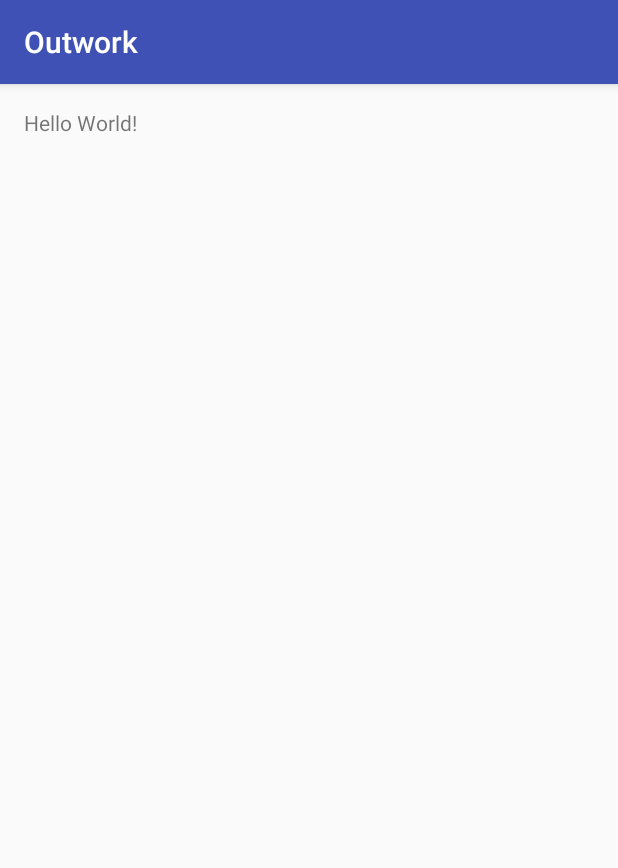
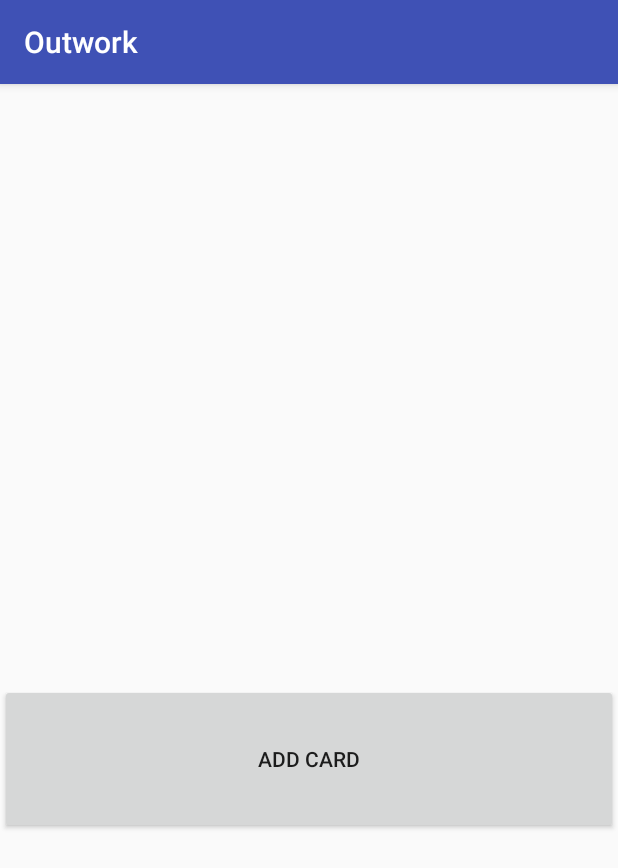
Before and after one commit to Serilleous/outWork, an Android app: the screen it shows after launch (WorkoutActivity), on a phone screen of 412 x 824 dp. Shown: the top 868 px of the screen. Run offline under Robolectric (Android 15) with nearby library versions, the phone set to English and light mode, and no system bars.

Commit message:
first working button/list

```diff
--- a/app/build.gradle
+++ b/app/build.gradle
@@ -23,4 +23,5 @@ dependencies {
     compile fileTree(dir: 'libs', include: ['*.jar'])
     testCompile 'junit:junit:4.12'
     compile 'com.android.support:appcompat-v7:23.1.1'
+    compile 'com.android.support:recyclerview-v7:23.1.1'
 }
--- a/app/src/main/AndroidManifest.xml
+++ b/app/src/main/AndroidManifest.xml
@@ -8,7 +8,7 @@
         android:label="@string/app_name"
         android:supportsRtl="true"
         android:theme="@style/AppTheme">
-        <activity android:name=".WorkoutActivity">
+        <activity android:name=".Workout.WorkoutActivity">
             <intent-filter>
                 <action android:name="android.intent.action.MAIN" />
 
--- /dev/null
+++ b/app/src/main/java/com/ironferret/outwork/Workout/ExerciseSetRecyclerViewAdapter.java
@@ -0,0 +1,49 @@
+package com.ironferret.outwork.Workout;
+
+import android.support.v7.widget.RecyclerView;
+import android.view.LayoutInflater;
+import android.view.View;
+import android.view.ViewGroup;
+import android.widget.TextView;
+
+import com.ironferret.outwork.Data.ExerciseSet;
+import com.ironferret.outwork.R;
+
+import java.util.ArrayList;
+import java.util.List;
+
+/**
+ * Created by serilleous on 2/27/2016.
+ */
+public class ExerciseSetRecyclerViewAdapter extends RecyclerView.Adapter<ExerciseSetViewHolder> {
+    List<ExerciseSet> mExerciseSets;
+    static int value = 0;
+
+    @Override
+    public ExerciseSetViewHolder onCreateViewHolder(ViewGroup parent, int viewType) {
+        View view = LayoutInflater
+                .from(parent.getContext())
+                .inflate(R.layout.exercise_set_listitem, parent, false);
+        return new ExerciseSetViewHolder(view);
+
+    }
+
+    @Override
+    public void onBindViewHolder(ExerciseSetViewHolder holder, int position) {
+        ((TextView)holder.itemView.findViewById(R.id.firstText)).setText(Integer.toString(value++));
+
+    }
+
+    @Override
+    public int getItemCount() {
+        return mExerciseSets.size();
+    }
+
+    public ExerciseSetRecyclerViewAdapter initData() {
+        mExerciseSets = new ArrayList<>();
+        return this;
+    }
+    public void addItem() {
+        mExerciseSets.add(new ExerciseSet());
+    }
+}
--- /dev/null
+++ b/app/src/main/java/com/ironferret/outwork/Workout/WorkoutActivity.java
@@ -0,0 +1,43 @@
+package com.ironferret.outwork.Workout;
+
+import android.support.v7.app.AppCompatActivity;
+import android.os.Bundle;
+import android.support.v7.widget.LinearLayoutManager;
+import android.support.v7.widget.RecyclerView;
+import android.view.View;
+import android.widget.Button;
+
+import com.ironferret.outwork.R;
+
+/**
+ * The primary activity that will be used during a workout.  Contains the list
+ * of exercise sets/rests and the toolbox for changing the values therein during
+ * a workout*/
+public class WorkoutActivity extends AppCompatActivity {
+    Button mAddButton;
+    RecyclerView mSetRecyclerView;
+    ExerciseSetRecyclerViewAdapter mExerciseSetAdapter;
+    @Override
+    protected void onCreate(Bundle savedInstanceState) {
+        super.onCreate(savedInstanceState);
+        setContentView(R.layout.workout_main);
+
+
+        mSetRecyclerView = (RecyclerView) findViewById(R.id.set_list_recycler_view);
+        mSetRecyclerView.setHasFixedSize(true);
+        mExerciseSetAdapter = new ExerciseSetRecyclerViewAdapter().initData();
+
+        mSetRecyclerView.setAdapter(mExerciseSetAdapter);
+        mSetRecyclerView.setLayoutManager(new LinearLayoutManager(this));
+
+        mAddButton = (Button)findViewById(R.id.addSetButton);
+
+        mAddButton.setOnClickListener(new View.OnClickListener() {
+            @Override
+            public void onClick(View v) {
+                mExerciseSetAdapter.addItem();
+                mExerciseSetAdapter.notifyDataSetChanged();
+            }
+        });
+    }
+}
--- a/app/src/main/java/com/ironferret/outwork/WorkoutActivity.java
+++ /dev/null
@@ -1,13 +0,0 @@
-package com.ironferret.outwork;
-
-import android.support.v7.app.AppCompatActivity;
-import android.os.Bundle;
-
-public class WorkoutActivity extends AppCompatActivity {
-
-    @Override
-    protected void onCreate(Bundle savedInstanceState) {
-        super.onCreate(savedInstanceState);
-        setContentView(R.layout.activity_main);
-    }
-}
--- a/app/src/main/res/layout/activity_main.xml
+++ b/app/src/main/res/layout/activity_main.xml
@@ -7,7 +7,7 @@
     android:paddingLeft="@dimen/activity_horizontal_margin"
     android:paddingRight="@dimen/activity_horizontal_margin"
     android:paddingTop="@dimen/activity_vertical_margin"
-    tools:context=".WorkoutActivity">
+    tools:context=".Workout.WorkoutActivity">
 
     <TextView
         android:layout_width="wrap_content"
--- /dev/null
+++ b/app/src/main/res/layout/workout_main.xml
@@ -0,0 +1,21 @@
+<?xml version="1.0" encoding="utf-8"?>
+<LinearLayout xmlns:android="http://schemas.android.com/apk/res/android"
+    android:orientation="vertical"
+    android:layout_width="match_parent"
+    android:layout_height="match_parent">
+    <android.support.v7.widget.RecyclerView
+        android:id="@+id/set_list_recycler_view"
+        android:layout_width="match_parent"
+        android:layout_height="400dp"/>
+    <RelativeLayout
+        android:layout_height="wrap_content"
+        android:layout_width="match_parent">
+        <Button
+            android:id="@+id/addSetButton"
+            android:layout_height="100dp"
+            android:layout_width="match_parent"
+            android:text="Add card">
+
+        </Button>
+    </RelativeLayout>
+</LinearLayout>
--- a/app/src/main/res/values/dimens.xml
+++ b/app/src/main/res/values/dimens.xml
@@ -2,4 +2,6 @@
     <!-- Default screen margins, per the Android Design guidelines. -->
     <dimen name="activity_horizontal_margin">16dp</dimen>
     <dimen name="activity_vertical_margin">16dp</dimen>
+    <dimen name="set_list_large_space">40dp</dimen>
+    <dimen name="set_list_add_set_button_height">56dp</dimen>
 </resources>
```
Also changed, not shown: app/src/main/java/com/ironferret/outwork/Data/ExerciseSet.java (added, +10 -0 lines), app/src/main/java/com/ironferret/outwork/Workout/ExerciseSetViewHolder.java (added, +14 -0 lines), app/src/main/res/layout/exercise_set_listitem.xml (added, +15 -0 lines), app/src/main/res/layout/workout_add_set_listitem.xml (added, +18 -0 lines), 1 other file.
